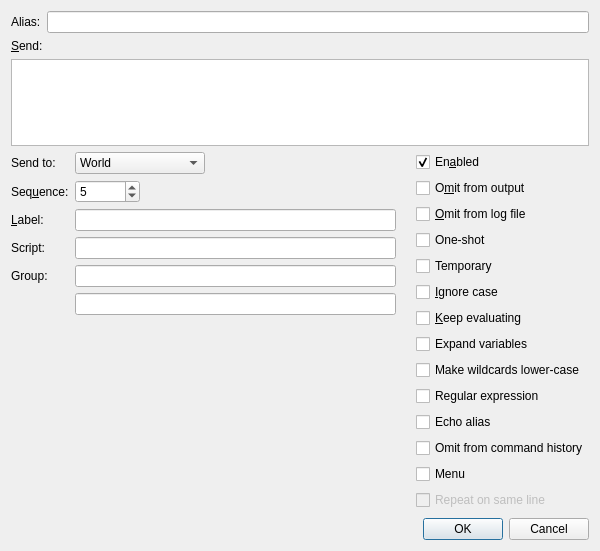
The window that smushclient-qt/cpp/ui/worlddetails/aliasedit.ui (jnbooth/smushclient) describes before a commit, drawn with Qt 5.
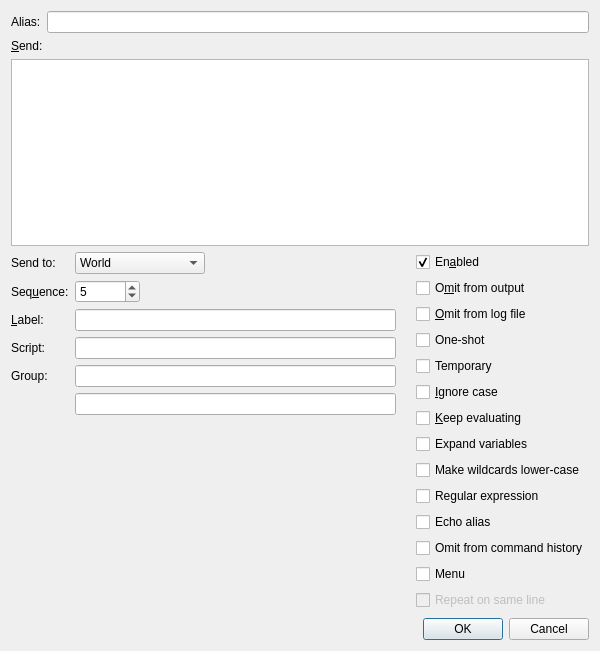
The same window after the commit.

Patch:
```diff
--- a/smushclient-qt/cpp/ui/worlddetails/aliasedit.ui
+++ b/smushclient-qt/cpp/ui/worlddetails/aliasedit.ui
@@ -7,7 +7,7 @@
     <x>0</x>
     <y>0</y>
     <width>600</width>
-    <height>551</height>
+    <height>651</height>
    </rect>
   </property>
   <property name="minimumSize">
```
